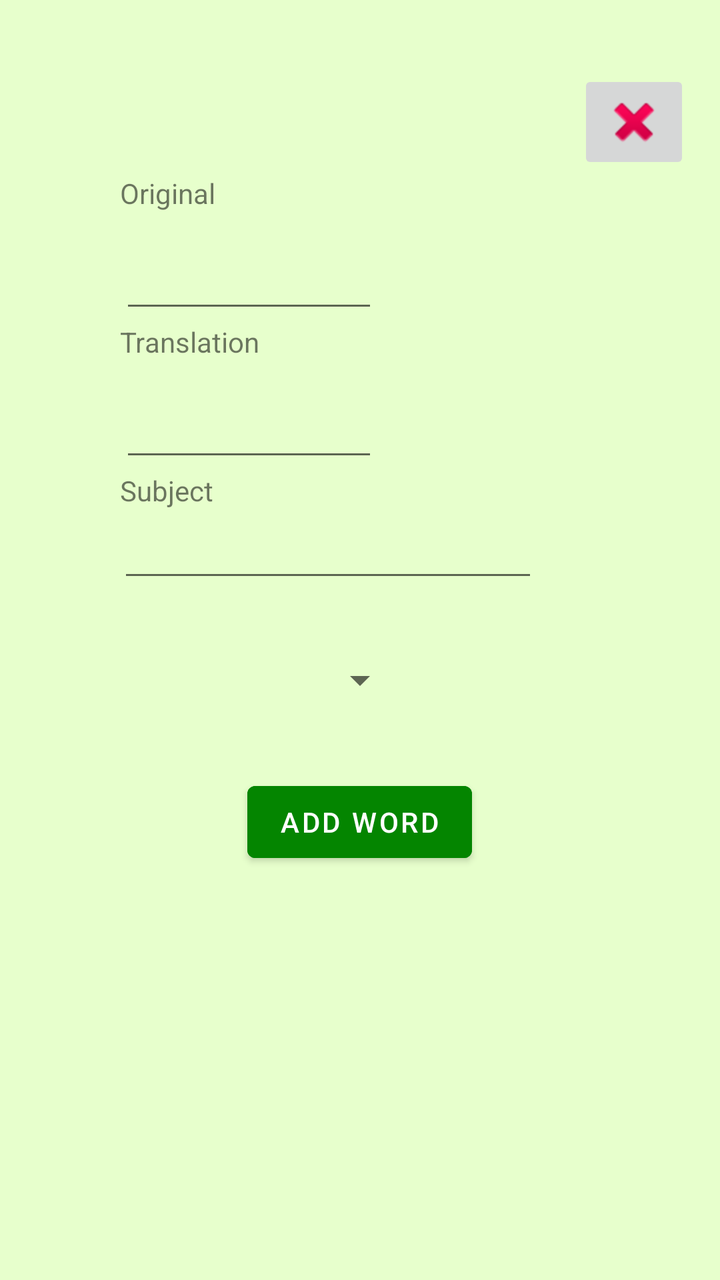
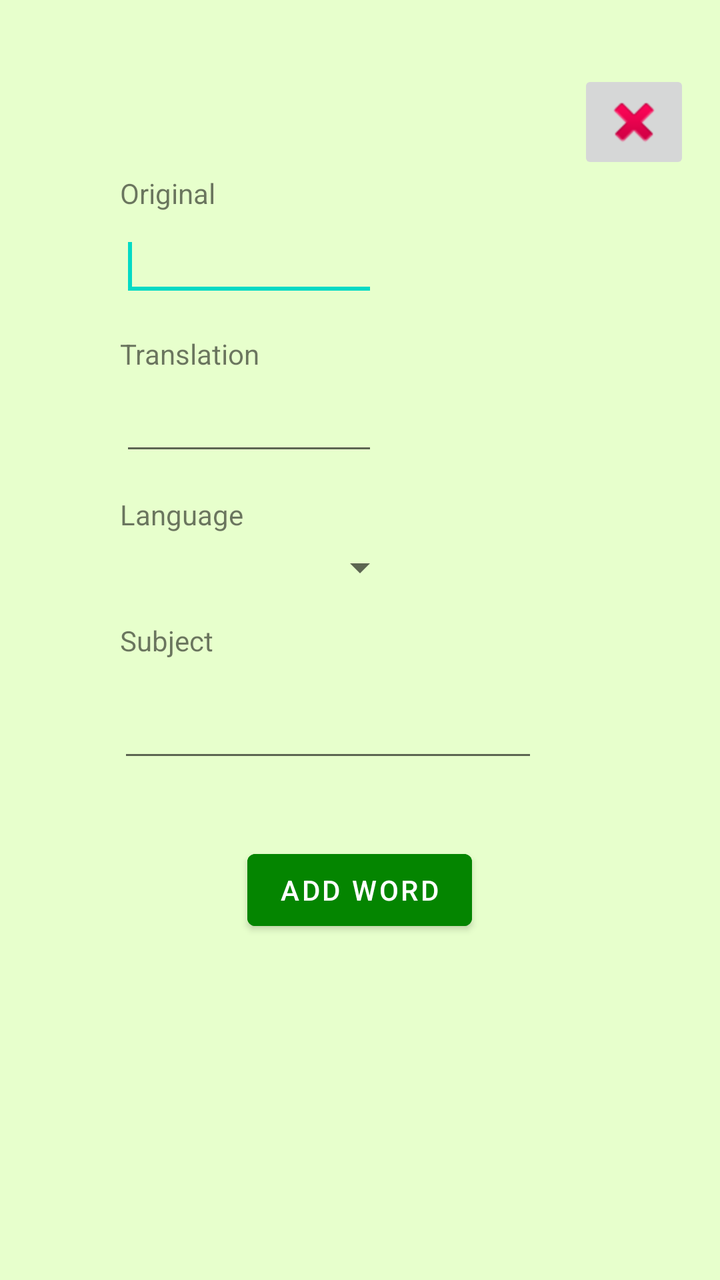

Before-and-after screenshots of an Android layout around one commit, followed by the original layout XML and the change that was made.
<!-- AndroidManifest.xml: application theme Theme.LearningVocabulary -->
<!-- res/layout/add_word_popup.xml -->
<?xml version="1.0" encoding="utf-8"?>
<androidx.constraintlayout.widget.ConstraintLayout xmlns:android="http://schemas.android.com/apk/res/android"
    xmlns:app="http://schemas.android.com/apk/res-auto"
    xmlns:tools="http://schemas.android.com/tools"
    android:layout_width="match_parent"
    android:layout_height="match_parent"
    android:background="#E7FFCC">

    <ScrollView
        android:layout_width="match_parent"
        android:layout_height="match_parent">

        <LinearLayout
            android:layout_width="match_parent"
            android:layout_height="wrap_content"
            android:orientation="vertical"
            android:paddingTop="35dp"
            android:paddingBottom="35dp"
            android:paddingLeft="15dp"
            android:paddingRight="15dp">

            <ImageButton
                android:id="@+id/close_window_btn"
                android:layout_width="wrap_content"
                android:layout_height="wrap_content"
                android:layout_gravity="right"
                app:srcCompat="@android:drawable/ic_delete" />

            <TextView
                android:id="@+id/textView2"
                android:layout_width="wrap_content"
                android:layout_height="wrap_content"
                android:layout_marginStart="45dp"
                android:text="Original" />

            <EditText
                android:id="@+id/word_original_input"
                android:layout_width="wrap_content"
                android:layout_height="wrap_content"
                android:layout_marginStart="45dp"
                android:layout_marginTop="14dp"
                android:layout_marginEnd="156dp"
                android:ems="10"
                android:inputType="text"
                android:text="" />

            <TextView
                android:id="@+id/textView3"
                android:layout_width="wrap_content"
                android:layout_height="wrap_content"
                android:layout_marginStart="45dp"
                android:text="Translation" />

            <EditText
                android:id="@+id/word_translated_input"
                android:layout_width="wrap_content"
                android:layout_height="wrap_content"
                android:layout_marginStart="45dp"
                android:layout_marginTop="14dp"
                android:layout_marginEnd="156dp"
                android:ems="10"
                android:inputType="text"
                android:text="" />

            <TextView
                android:id="@+id/textView4"
                android:layout_width="wrap_content"
                android:layout_height="wrap_content"
                android:layout_marginStart="45dp"
                android:text="Subject" />

            <EditText
                android:id="@+id/word_subject_input"
                android:layout_width="wrap_content"
                android:layout_height="wrap_content"
                android:layout_marginStart="44dp"
                android:ems="10"
                android:inputType="text"
                android:text="" />

            <Spinner
                android:id="@+id/language_option"
                android:layout_width="wrap_content"
                android:layout_height="wrap_content"
                android:layout_gravity="center"
                android:layout_marginTop="32dp" />

            <Button
                android:id="@+id/add_btn"
                android:layout_width="wrap_content"
                android:layout_height="wrap_content"
                android:layout_gravity="center"
                android:layout_marginTop="35dp"
                android:backgroundTint="@color/button_color"
                android:text="Add Word" />

        </LinearLayout>
    </ScrollView>

</androidx.constraintlayout.widget.ConstraintLayout>
<!-- resources referenced by this layout -->
<resources>
  <color name="button_color">#048500</color>
  <style name="Theme.LearningVocabulary" parent="Theme.MaterialComponents.DayNight.DarkActionBar">
          
          <item name="colorPrimary">@color/purple_500</item>
          <item name="colorPrimaryVariant">@color/purple_700</item>
          <item name="colorOnPrimary">@color/white</item>
          
          <item name="colorSecondary">@color/teal_200</item>
          <item name="colorSecondaryVariant">@color/teal_700</item>
          <item name="colorOnSecondary">@color/black</item>
          
          <item name="android:statusBarColor">?attr/colorPrimaryVariant</item>
          
      </style>
  <color name="purple_500">#FF6200EE</color>
  <color name="purple_700">#FF3700B3</color>
  <color name="white">#FFFFFFFF</color>
  <color name="teal_200">#FF03DAC5</color>
  <color name="teal_700">#FF018786</color>
  <color name="black">#FF000000</color>
</resources>

<!-- the commit's change to res/layout/add_word_popup.xml (unified diff, before → after) -->
@@ -14,10 +14,10 @@
             android:layout_width="match_parent"
             android:layout_height="wrap_content"
             android:orientation="vertical"
+            android:paddingLeft="15dp"
             android:paddingTop="35dp"
-            android:paddingBottom="35dp"
-            android:paddingLeft="15dp"
-            android:paddingRight="15dp">
+            android:paddingRight="15dp"
+            android:paddingBottom="35dp">
 
             <ImageButton
                 android:id="@+id/close_window_btn"
@@ -38,17 +38,20 @@
                 android:layout_width="wrap_content"
                 android:layout_height="wrap_content"
                 android:layout_marginStart="45dp"
-                android:layout_marginTop="14dp"
+                android:layout_marginTop="5dp"
                 android:layout_marginEnd="156dp"
                 android:ems="10"
                 android:inputType="text"
-                android:text="" />
+                android:text="">
+                <requestFocus />
+            </EditText>
 
             <TextView
                 android:id="@+id/textView3"
                 android:layout_width="wrap_content"
                 android:layout_height="wrap_content"
                 android:layout_marginStart="45dp"
+                android:layout_marginTop="15dp"
                 android:text="Translation" />
 
             <EditText
@@ -56,34 +59,46 @@
                 android:layout_width="wrap_content"
                 android:layout_height="wrap_content"
                 android:layout_marginStart="45dp"
-                android:layout_marginTop="14dp"
+                android:layout_marginTop="5dp"
                 android:layout_marginEnd="156dp"
                 android:ems="10"
                 android:inputType="text"
                 android:text="" />
+
+            
+
+            <TextView
+                android:id="@+id/textView5"
+                android:layout_width="wrap_content"
+                android:layout_height="wrap_content"
+                android:layout_marginStart="45dp"
+                android:layout_marginTop="15dp"
+                android:text="Language" />
+
+            <Spinner
+                android:id="@+id/language_option"
+                android:layout_width="wrap_content"
+                android:layout_height="wrap_content"
+                android:layout_gravity="center"
+                android:layout_marginTop="5dp" />
 
             <TextView
                 android:id="@+id/textView4"
                 android:layout_width="wrap_content"
                 android:layout_height="wrap_content"
                 android:layout_marginStart="45dp"
+                android:layout_marginTop="15dp"
                 android:text="Subject" />
 
-            <EditText
+            <AutoCompleteTextView
                 android:id="@+id/word_subject_input"
                 android:layout_width="wrap_content"
                 android:layout_height="wrap_content"
                 android:layout_marginStart="44dp"
                 android:ems="10"
                 android:inputType="text"
-                android:text="" />
-
-            <Spinner
-                android:id="@+id/language_option"
-                android:layout_width="wrap_content"
-                android:layout_height="wrap_content"
-                android:layout_gravity="center"
-                android:layout_marginTop="32dp" />
+                android:layout_marginTop="15dp"
+                android:text=""></AutoCompleteTextView>
 
             <Button
                 android:id="@+id/add_btn"
